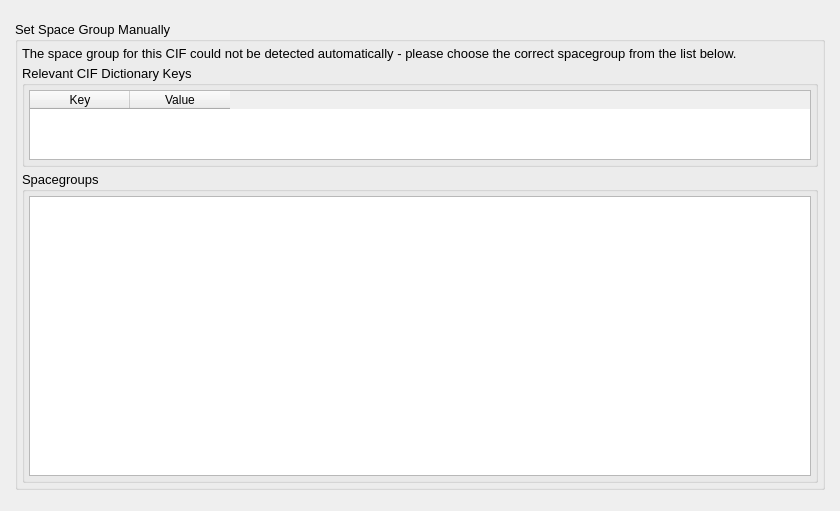
Old version of the form src/gui/importcifdialog.ui in the repository disorderedmaterials/dissolve.
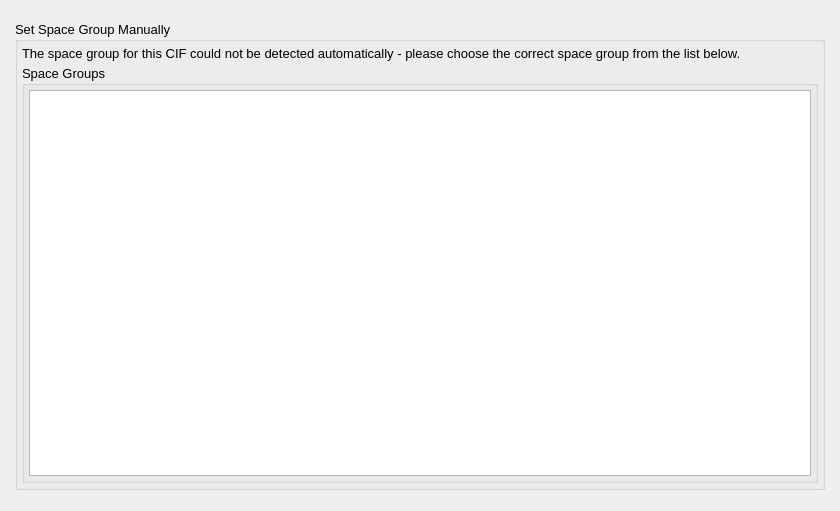
New version of the form. The open tabs and pages were chosen to show the change. Icons and pictures are not drawn. Custom widgets are drawn as their Qt base class.

Patch:
```diff
--- a/src/gui/importcifdialog.ui
+++ b/src/gui/importcifdialog.ui
@@ -148,7 +148,7 @@
           <item>
            <widget class="QLabel" name="label_8">
             <property name="text">
-             <string>The space group for this CIF could not be detected automatically - please choose the correct spacegroup from the list below.</string>
+             <string>The space group for this CIF could not be detected automatically - please choose the correct space group from the list below.</string>
             </property>
             <property name="wordWrap">
              <bool>true</bool>
@@ -156,69 +156,7 @@
            </widget>
           </item>
           <item>
-           <widget class="QGroupBox" name="SpacegroupKeysGroup">
-            <property name="sizePolicy">
-             <sizepolicy hsizetype="Preferred" vsizetype="Preferred">
-              <horstretch>0</horstretch>
-              <verstretch>1</verstretch>
-             </sizepolicy>
-            </property>
-            <property name="title">
-             <string>Relevant CIF Dictionary Keys</string>
-            </property>
-            <layout class="QVBoxLayout" name="verticalLayout_13">
-             <property name="spacing">
-              <number>4</number>
-             </property>
-             <property name="leftMargin">
-              <number>4</number>
-             </property>
-             <property name="topMargin">
-              <number>4</number>
-             </property>
-             <property name="rightMargin">
-              <number>4</number>
-             </property>
-             <property name="bottomMargin">
-              <number>4</number>
-             </property>
-             <item>
-              <widget class="QTableWidget" name="SpacegroupKeysTable">
-               <property name="enabled">
-                <bool>true</bool>
-               </property>
-               <property name="editTriggers">
-                <set>QAbstractItemView::NoEditTriggers</set>
-               </property>
-               <property name="showDropIndicator" stdset="0">
-                <bool>false</bool>
-               </property>
-               <property name="selectionMode">
-                <enum>QAbstractItemView::NoSelection</enum>
-               </property>
-               <attribute name="horizontalHeaderVisible">
-                <bool>true</bool>
-               </attribute>
-               <attribute name="verticalHeaderVisible">
-                <bool>false</bool>
-               </attribute>
-               <column>
-                <property name="text">
-                 <string>Key</string>
-                </property>
-               </column>
-               <column>
-                <property name="text">
-                 <string>Value</string>
-                </property>
-               </column>
-              </widget>
-             </item>
-            </layout>
-           </widget>
-          </item>
-          <item>
-           <widget class="QGroupBox" name="SpacegroupsGroup">
+           <widget class="QGroupBox" name="SpaceGroupsGroup">
             <property name="sizePolicy">
              <sizepolicy hsizetype="Preferred" vsizetype="Preferred">
               <horstretch>0</horstretch>
@@ -226,7 +164,7 @@
              </sizepolicy>
             </property>
             <property name="title">
-             <string>Spacegroups</string>
+             <string>Space Groups</string>
             </property>
             <layout class="QVBoxLayout" name="verticalLayout_14">
              <property name="spacing">
```
Left out of the diff: 6 changed lines with no effect on the pictures.
